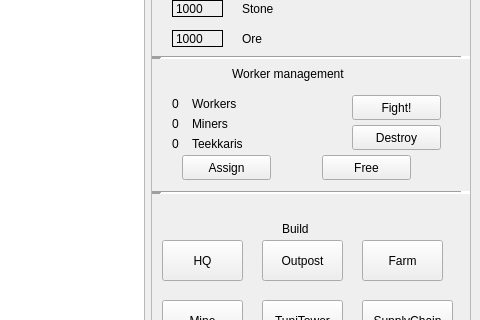
Above: Game/mapwindow.ui from villeh987/Pirkanmaa-Conquest-Game before the change; both pictures show x 414 to 894 and y 237 to 557 of the 894 by 651 pixel window. Below: the same form after it.
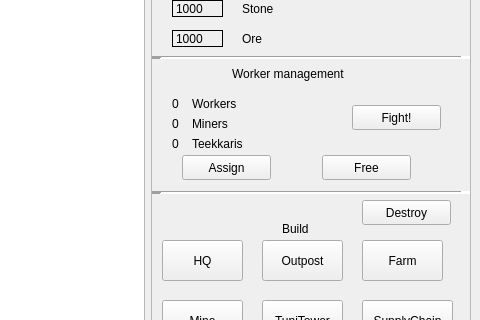
That is the form after the change.

Commit message: Added documentation into mapwindow. Removed unused code and debugs. Changed endgamedialog player score labels

```diff
--- a/Game/mapwindow.ui
+++ b/Game/mapwindow.ui
@@ -513,7 +513,7 @@
            <property name="geometry">
             <rect>
              <x>200</x>
-             <y>30</y>
+             <y>40</y>
              <width>89</width>
              <height>25</height>
             </rect>
@@ -522,19 +522,6 @@
             <string>Fight!</string>
            </property>
           </widget>
-          <widget class="QPushButton" name="removeBuildingButton">
-           <property name="geometry">
-            <rect>
-             <x>200</x>
-             <y>60</y>
-             <width>89</width>
-             <height>25</height>
-            </rect>
-           </property>
-           <property name="text">
-            <string>Destroy</string>
-           </property>
-          </widget>
          </widget>
         </item>
         <item>
@@ -640,6 +627,19 @@
             <string>SupplyChain</string>
            </property>
           </widget>
+          <widget class="QPushButton" name="removeBuildingButton">
+           <property name="geometry">
+            <rect>
+             <x>210</x>
+             <y>0</y>
+             <width>89</width>
+             <height>25</height>
+            </rect>
+           </property>
+           <property name="text">
+            <string>Destroy</string>
+           </property>
+          </widget>
          </widget>
         </item>
        </layout>
```
The commit also changes 6 other files.
